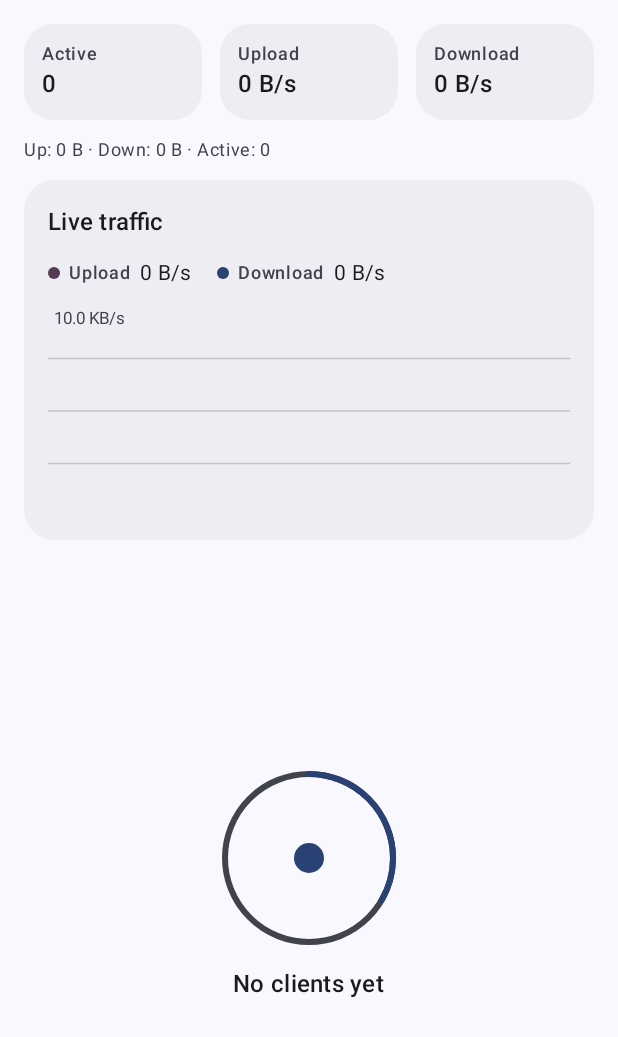
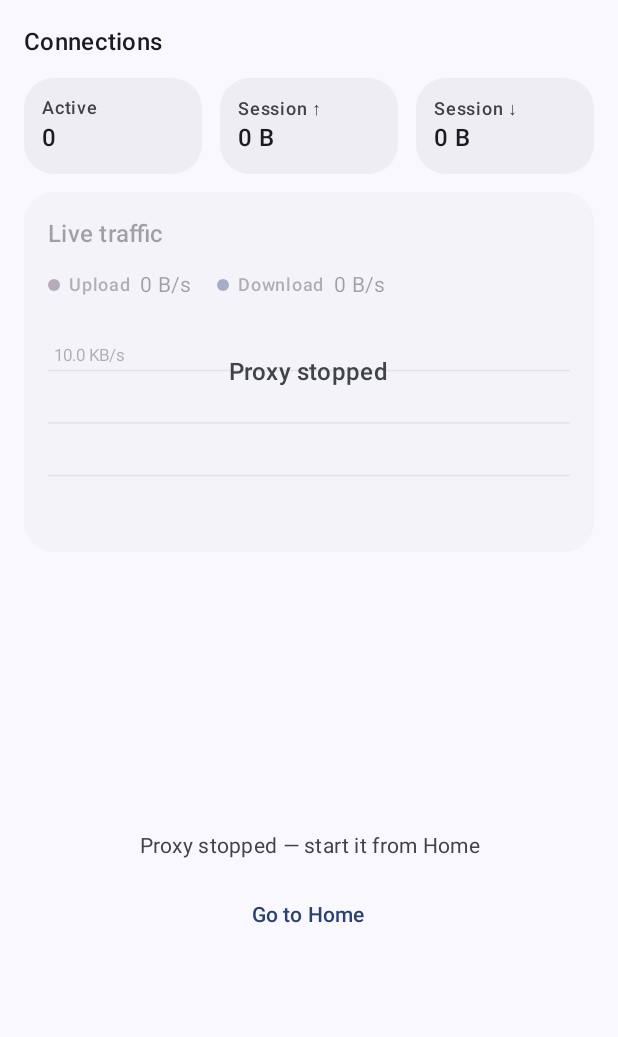
Before and after one commit to Elli0t0/ProxyShare, an Android app built with Jetpack Compose: the composable ConnectionsScreen shown on its own in the app's theme, on a phone screen of 412 x 824 dp. Shown: the top 1037 px of the screen. Run offline under Robolectric (Android 15) with nearby library versions, the phone set to English and light mode, and no system bars; network calls fail.

Commit message:
Step 0.2.8: UI/bug polish

```diff
--- a/app/src/main/AndroidManifest.xml
+++ b/app/src/main/AndroidManifest.xml
@@ -12,7 +12,7 @@
 
     <application
         android:name=".ProxyShareApp"
-        android:allowBackup="true"
+        android:allowBackup="false"
         android:enableOnBackInvokedCallback="true"
         android:icon="@mipmap/ic_launcher"
         android:roundIcon="@mipmap/ic_launcher_round"
--- a/app/src/main/java/com/example/proxyshare/data/NetworkInfo.kt
+++ b/app/src/main/java/com/example/proxyshare/data/NetworkInfo.kt
@@ -20,36 +20,84 @@ import kotlinx.coroutines.flow.flowOn
 import kotlinx.coroutines.flow.map
 import kotlinx.coroutines.flow.merge
 
-enum class IfKind { WIFI, HOTSPOT, ETHERNET, MOBILE, VPN, OTHER }
+enum class IfKind { WIFI, HOTSPOT, ETHERNET, USB, MOBILE, VPN, OTHER }
 
 data class NetIf(val name: String, val ip: String, val kind: IfKind)
 
-fun classifyInterface(name: String): IfKind = when {
-    name.startsWith("tun") || name.startsWith("ppp") || name.startsWith("wg") -> IfKind.VPN
-    name.startsWith("swlan") || name.startsWith("ap") -> IfKind.HOTSPOT
-    name.startsWith("wlan") -> IfKind.WIFI
-    name.startsWith("eth") || name.startsWith("rndis") -> IfKind.ETHERNET
-    name.startsWith("rmnet") || name.startsWith("ccmni") -> IfKind.MOBILE
-    else -> IfKind.OTHER
+/** The connected Wi-Fi interface name, or null when not on Wi-Fi. */
+@Suppress("DEPRECATION")
+fun connectedWifiIface(cm: ConnectivityManager): String? =
+    cm.allNetworks.firstNotNullOfOrNull { n ->
+        val caps = cm.getNetworkCapabilities(n) ?: return@firstNotNullOfOrNull null
+        if (caps.hasTransport(NetworkCapabilities.TRANSPORT_WIFI) &&
+            !caps.hasTransport(NetworkCapabilities.TRANSPORT_VPN)
+        ) {
+            cm.getLinkProperties(n)?.interfaceName
+        } else {
+            null
+        }
+    }
+
+/**
+ * Classify one interface. The name is stripped of any alias suffix
+ * ("tun0:1" -> "tun0") before matching. A wlan* interface that is NOT
+ * the currently connected Wi-Fi interface is the hotspot (some phones
+ * run the hotspot on wlan1); pass null when the Wi-Fi interface is
+ * unknown and every wlan* counts as Wi-Fi.
+ */
+fun classifyInterface(name: String, wifiIface: String? = null): IfKind {
+    val base = name.substringBefore(':')
+    return when {
+        base.startsWith("tun") || base.startsWith("ppp") || base.startsWith("wg") -> IfKind.VPN
+        base.startsWith("swlan") || base.startsWith("ap") -> IfKind.HOTSPOT
+        base.startsWith("wlan") && wifiIface != null && base != wifiIface -> IfKind.HOTSPOT
+        base.startsWith("wlan") -> IfKind.WIFI
+        base.startsWith("eth") -> IfKind.ETHERNET
+        base.startsWith("rndis") || base.startsWith("usb") -> IfKind.USB
+        base.startsWith("rmnet") || base.startsWith("ccmni") -> IfKind.MOBILE
+        else -> IfKind.OTHER
+    }
 }
 
 /**
  * Rank interfaces for the Home addresses card: hotspot first, then
- * Wi-Fi, Ethernet, other, mobile last. VPN interfaces are dropped
- * (they are outbound only, shown in their own section).
+ * USB tethering, Wi-Fi, Ethernet, other, mobile last. VPN interfaces
+ * are dropped (they are outbound only, shown in their own section).
  */
 fun rankInterfaces(list: List<NetIf>): List<NetIf> {
-    val order = listOf(IfKind.HOTSPOT, IfKind.WIFI, IfKind.ETHERNET, IfKind.OTHER, IfKind.MOBILE)
+    val order = listOf(
+        IfKind.HOTSPOT, IfKind.USB, IfKind.WIFI, IfKind.ETHERNET, IfKind.OTHER, IfKind.MOBILE
+    )
     return list.filter { it.kind != IfKind.VPN }.sortedBy { order.indexOf(it.kind) }
 }
 
-fun listIPv4(): List<NetIf> =
-    (NetworkInterface.getNetworkInterfaces()?.toList() ?: emptyList())
+private fun isUsableIpv4(ip: String): Boolean {
+    val parts = ip.split('.')
+    if (parts.size != 4) return false
+    val octets = parts.map { it.toIntOrNull() ?: return false }
+    if (octets[0] == 192 && octets[1] == 0 && octets[2] == 0 && octets[3] in 0..7) return false
+    if (octets[0] == 169 && octets[1] == 254) return false
+    return true
+}
+
+fun listIPv4(cm: ConnectivityManager? = null): List<NetIf> {
+    val wifiIface = cm?.let { runCatching { connectedWifiIface(it) }.getOrNull() }
+    return (NetworkInterface.getNetworkInterfaces()?.toList() ?: emptyList())
         .filter { it.isUp && !it.isLoopback }
         .flatMap { nif ->
             nif.inetAddresses.toList().filterIsInstance<Inet4Address>()
-                .map { NetIf(nif.name, it.hostAddress.orEmpty(), classifyInterface(nif.name)) }
+                .map { it.hostAddress.orEmpty() }
+                .filter { isUsableIpv4(it) }
+                .map {
+                    NetIf(
+                        nif.name.substringBefore(':'),
+                        it,
+                        classifyInterface(nif.name, wifiIface),
+                    )
+                }
         }
+        .filter { !(it.name.startsWith("v4-")) }
+}
 
 /** Emits on every network change (plus once immediately). */
 fun networkChanges(context: Context): Flow<Unit> = callbackFlow {
@@ -70,11 +118,13 @@ fun networkChanges(context: Context): Flow<Unit> = callbackFlow {
 /**
  * The current IPv4 interfaces, re-listed on every network change and
  * every 5 s (hotspot toggles do not always fire callbacks).
- * Debounced 300 ms.
+ * Debounced 300 ms. The ConnectivityManager is passed through so the
+ * hotspot check can tell the Wi-Fi interface from the hotspot one.
  */
 @OptIn(FlowPreview::class)
-fun networkInterfaces(context: Context): Flow<List<NetIf>> =
-    merge(
+fun networkInterfaces(context: Context): Flow<List<NetIf>> {
+    val cm = context.getSystemService(ConnectivityManager::class.java)
+    return merge(
         networkChanges(context),
         flow {
             while (true) {
@@ -84,5 +134,6 @@ fun networkInterfaces(context: Context): Flow<List<NetIf>> =
         },
     )
         .debounce(300)
-        .map { listIPv4() }
+        .map { listIPv4(cm) }
         .flowOn(Dispatchers.IO)
+}
--- a/app/src/main/java/com/example/proxyshare/ui/AppRoot.kt
+++ b/app/src/main/java/com/example/proxyshare/ui/AppRoot.kt
@@ -56,7 +56,10 @@ fun AppRoot() {
     ) { padding ->
         when (tab) {
             0 -> HomeScreen(modifier = Modifier.padding(padding))
-            1 -> ConnectionsScreen(modifier = Modifier.padding(padding))
+            1 -> ConnectionsScreen(
+                modifier = Modifier.padding(padding),
+                onGoHome = { tab = 0 },
+            )
             else -> SettingsScreen(modifier = Modifier.padding(padding))
         }
     }
--- a/app/src/main/java/com/example/proxyshare/ui/components/TrafficChart.kt
+++ b/app/src/main/java/com/example/proxyshare/ui/components/TrafficChart.kt
@@ -240,7 +240,16 @@ fun TrafficChart(
                 val stroke = Stroke(width = strokePx, cap = StrokeCap.Round, join = StrokeJoin.Round)
                 drawPath(paths.upLine, color = upColor, style = stroke)
                 drawPath(paths.downLine, color = downColor, style = stroke)
-                drawText(maxLabel, topLeft = Offset(4.dp.toPx(), 2.dp.toPx()))
+                // Max label sits just above the top grid line (y = 25%),
+                // inside the plot's left padding so it stays with the line.
+                drawText(
+                    maxLabel,
+                    topLeft = Offset(
+                        4.dp.toPx(),
+                        (height * 0.25f - maxLabel.size.height.toFloat() - 4.dp.toPx())
+                            .coerceAtLeast(0f),
+                    ),
+                )
             }
         }
     }
--- a/app/src/main/java/com/example/proxyshare/ui/screens/ConnectionsLogic.kt
+++ b/app/src/main/java/com/example/proxyshare/ui/screens/ConnectionsLogic.kt
@@ -77,3 +77,7 @@ fun advertiseAddress(ranked: List<NetIf>, httpPort: Int?, socksPort: Int?): Stri
     val port = httpPort ?: socksPort ?: return primary.ip
     return "${primary.ip}:$port"
 }
+
+/** True when every ranked interface is a mobile carrier address (nothing reachable). */
+fun isMobileOnly(ranked: List<NetIf>): Boolean =
+    ranked.isNotEmpty() && ranked.all { it.kind == IfKind.MOBILE }
--- a/app/src/main/java/com/example/proxyshare/ui/screens/ConnectionsScreen.kt
+++ b/app/src/main/java/com/example/proxyshare/ui/screens/ConnectionsScreen.kt
@@ -25,6 +25,7 @@ import androidx.compose.material3.CardDefaults
 import androidx.compose.material3.MaterialTheme
 import androidx.compose.material3.Surface
 import androidx.compose.material3.Text
+import androidx.compose.material3.TextButton
 import androidx.compose.runtime.Composable
 import androidx.compose.runtime.DisposableEffect
 import androidx.compose.runtime.LaunchedEffect
@@ -37,6 +38,7 @@ import androidx.compose.runtime.saveable.rememberSaveable
 import androidx.compose.runtime.setValue
 import androidx.compose.ui.Alignment
 import androidx.compose.ui.Modifier
+import androidx.compose.ui.draw.alpha
 import androidx.compose.ui.geometry.Offset
 import androidx.compose.ui.geometry.Size
 import androidx.compose.ui.graphics.StrokeCap
@@ -45,6 +47,7 @@ import androidx.compose.ui.platform.LocalContext
 import androidx.compose.ui.res.stringResource
 import androidx.compose.ui.text.font.FontFamily
 import androidx.compose.ui.text.font.FontWeight
+import androidx.compose.ui.text.style.TextAlign
 import androidx.compose.ui.unit.dp
 import com.example.proxyshare.R
 import com.example.proxyshare.data.IfKind
@@ -52,21 +55,26 @@ import com.example.proxyshare.data.enabledPorts
 import com.example.proxyshare.data.networkInterfaces
 import com.example.proxyshare.data.rankInterfaces
 import com.example.proxyshare.engine.ConnInfo
+import com.example.proxyshare.engine.EngineState
 import com.example.proxyshare.service.ProxyController
 import com.example.proxyshare.ui.components.InfoChip
 import com.example.proxyshare.ui.components.StatTile
 import com.example.proxyshare.ui.components.TrafficChart
 
 /**
- * Live monitor: header with totals and current speed, then one
+ * Live monitor: header with session totals, traffic chart, then one
  * expandable card per client IP, sorted by total traffic.
  * started_ms is a unix time (see docs/ENGINE_API.md), so duration is
  * now minus startedMs. Fast polling runs only while this screen is
  * visible.
  */
 @Composable
-fun ConnectionsScreen(modifier: Modifier = Modifier) {
+fun ConnectionsScreen(
+    modifier: Modifier = Modifier,
+    onGoHome: () -> Unit = {},
+) {
     val context = LocalContext.current
+    val state by ProxyController.state.collectAsState()
     val snapshot by ProxyController.snapshot.collectAsState()
     val settings by ProxyController.settings.collectAsState()
     val netFlow = remember(context) { networkInterfaces(context) }
@@ -95,6 +103,9 @@ fun ConnectionsScreen(modifier: Modifier = Modifier) {
     }
 
     val groups = remember(snapshot.connections) { groupByClient(snapshot.connections) }
+    val running = state is EngineState.Running
+    val peakUp = remember(history) { history.maxOfOrNull { it.upBps } ?: 0L }
+    val peakDown = remember(history) { history.maxOfOrNull { it.downBps } ?: 0L }
 
     Surface(modifier = modifier.fillMaxSize()) {
         Column(
@@ -104,7 +115,13 @@ fun ConnectionsScreen(modifier: Modifier = Modifier) {
                 .padding(16.dp),
             verticalArrangement = Arrangement.spacedBy(12.dp),
         ) {
-            // Header: three stat tiles plus a small totals line.
+            Text(
+                text = stringResource(R.string.nav_connections),
+                style = MaterialTheme.typography.titleMedium,
+            )
+
+            // Header: active clients and this session's totals.
+            // Speeds live only in the chart legend (single source).
             Row(
                 horizontalArrangement = Arrangement.spacedBy(12.dp),
                 modifier = Modifier.fillMaxWidth().height(IntrinsicSize.Min),
@@ -115,31 +132,69 @@ fun ConnectionsScreen(modifier: Modifier = Modifier) {
                     modifier = Modifier.weight(1f).fillMaxHeight(),
                 )
                 StatTile(
-                    label = stringResource(R.string.stat_upload),
-                    value = "${formatBytes(speed.upBps)}/s",
+                    label = stringResource(R.string.stat_session_upload),
+                    value = formatBytes(snapshot.liveUp),
                     modifier = Modifier.weight(1f).fillMaxHeight(),
                     animate = false,
                 )
                 StatTile(
-                    label = stringResource(R.string.stat_download),
-                    value = "${formatBytes(speed.downBps)}/s",
+                    label = stringResource(R.string.stat_session_download),
+                    value = formatBytes(snapshot.liveDown),
                     modifier = Modifier.weight(1f).fillMaxHeight(),
                     animate = false,
                 )
             }
-            Text(
-                text = stringResource(
-                    R.string.totals,
-                    formatBytes(snapshot.liveUp),
-                    formatBytes(snapshot.liveDown),
-                    snapshot.active,
-                ),
-                style = MaterialTheme.typography.bodySmall.copy(fontFeatureSettings = "tnum"),
-                color = MaterialTheme.colorScheme.onSurfaceVariant,
-            )
-            TrafficChart(history = history, current = speed)
 
-            if (groups.isEmpty()) {
+            if (running) {
+                TrafficChart(history = history, current = speed)
+                Text(
+                    text = stringResource(
+                        R.string.traffic_peak,
+                        formatBytes(peakUp),
+                        formatBytes(peakDown),
+                    ),
+                    style = MaterialTheme.typography.bodySmall.copy(
+                        fontFeatureSettings = "tnum",
+                    ),
+                    color = MaterialTheme.colorScheme.onSurfaceVariant,
+                )
+            } else {
+                // Stopped: dimmed chart with an overlay, no radar state.
+                Box(contentAlignment = Alignment.Center) {
+                    TrafficChart(history = history, current = speed, modifier = Modifier.alpha(0.4f))
+                    Text(
+                        text = stringResource(R.string.proxy_stopped),
+                        style = MaterialTheme.typography.titleMedium,
+                        color = MaterialTheme.colorScheme.onSurfaceVariant,
+                    )
+                }
+            }
+
+            if (!running) {
+                Box(
+                    modifier = Modifier
+                        .fillMaxWidth()
+                        .weight(1f),
+                    contentAlignment = Alignment.Center,
+                ) {
+                    Column(
+                        horizontalAlignment = Alignment.CenterHorizontally,
+                        verticalArrangement = Arrangement.spacedBy(12.dp),
+                        modifier = Modifier.padding(16.dp),
+                    ) {
+                        Text(
+                            text = stringResource(R.string.connections_stopped_hint),
+                            style = MaterialTheme.typography.bodyMedium,
+                            color = MaterialTheme.colorScheme.onSurfaceVariant,
+                            textAlign = TextAlign.Center,
+                            modifier = Modifier.fillMaxWidth(),
+                        )
+                        TextButton(onClick = onGoHome) {
+                            Text(stringResource(R.string.go_home))
+                        }
+                    }
+                }
+            } else if (groups.isEmpty()) {
                 Box(
                     modifier = Modifier
                         .fillMaxWidth()
@@ -161,6 +216,8 @@ fun ConnectionsScreen(modifier: Modifier = Modifier) {
                                 text = stringResource(R.string.mobile_only_hint),
                                 style = MaterialTheme.typography.bodyMedium,
                                 color = MaterialTheme.colorScheme.onSurfaceVariant,
+                                textAlign = TextAlign.Center,
+                                modifier = Modifier.fillMaxWidth(),
                             )
                         } else if (advertise != null) {
                             Text(
@@ -170,6 +227,8 @@ fun ConnectionsScreen(modifier: Modifier = Modifier) {
                                 ),
                                 style = MaterialTheme.typography.bodyMedium,
                                 color = MaterialTheme.colorScheme.onSurfaceVariant,
+                                textAlign = TextAlign.Center,
+                                modifier = Modifier.fillMaxWidth(),
                             )
                         }
                     }
--- a/app/src/main/java/com/example/proxyshare/ui/screens/SettingsScreen.kt
+++ b/app/src/main/java/com/example/proxyshare/ui/screens/SettingsScreen.kt
@@ -109,6 +109,10 @@ fun SettingsScreen(modifier: Modifier = Modifier) {
                 .padding(horizontal = 16.dp, vertical = 16.dp),
             verticalArrangement = Arrangement.spacedBy(16.dp),
         ) {
+            Text(
+                text = stringResource(R.string.nav_settings),
+                style = MaterialTheme.typography.titleMedium,
+            )
             // Restart banner.
             if (running && changedWhileRunning) {
                 Card(
--- a/app/src/main/res/values/strings.xml
+++ b/app/src/main/res/values/strings.xml
@@ -35,6 +35,7 @@
     <string name="if_wifi">Wi-Fi</string>
     <string name="if_hotspot">Hotspot</string>
     <string name="if_ethernet">Ethernet</string>
+    <string name="if_usb">USB tethering</string>
     <string name="if_mobile">Mobile</string>
     <string name="if_vpn">VPN</string>
     <string name="if_other">Other</string>
@@ -69,8 +70,14 @@
     <string name="stat_clients">Clients</string>
     <string name="stat_upload">Upload</string>
     <string name="stat_download">Download</string>
+    <string name="stat_session_upload">Session ↑</string>
+    <string name="stat_session_download">Session ↓</string>
     <string name="traffic_title">Live traffic</string>
     <string name="traffic_chart_desc">Live traffic chart, upload %1$s per second, download %2$s per second</string>
+    <string name="traffic_peak">Peak ↑ %1$s/s · ↓ %2$s/s</string>
+    <string name="connections_stopped_hint">Proxy stopped — start it from Home</string>
+    <string name="go_home">Go to Home</string>
+    <string name="open_hotspot_settings">Open hotspot settings</string>
     <string name="stat_active">Active</string>
     <string name="connections_empty_hint">Set your laptop\'s proxy to %1$s</string>
     <string name="separate_ports_subtitle">Use different ports for HTTP and SOCKS</string>
--- a/gradle.properties
+++ b/gradle.properties
@@ -12,4 +12,4 @@ org.gradle.configuration-cache=true
 # versionCode is NOT set here: the CI workflow passes -PVERSION_CODE=$GITHUB_RUN_NUMBER.
 VERSION_MAJOR=0
 VERSION_MINOR=2
-VERSION_PATCH=7
+VERSION_PATCH=8
```
Also changed, not shown: app/src/main/java/com/example/proxyshare/ui/screens/HomeScreen.kt (+55 -18 lines), 5 other files.
